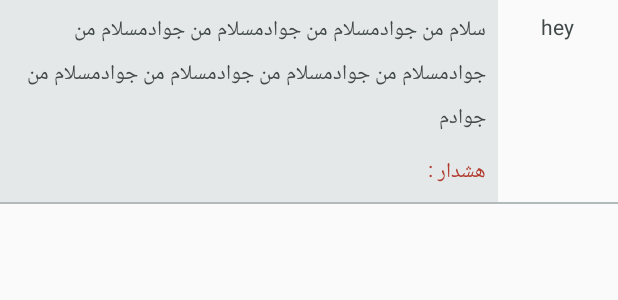
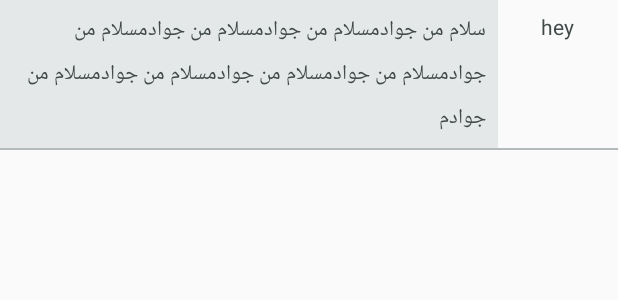
Before and after one commit to JavadSheikhsagha/cooker, an Android app: the layout howto_rv_adapter.xml on its own in the app's theme, with its tools: preview values and no code run, on a phone screen of 412 x 824 dp. Shown: the top 300 px of the screen. Run offline under Robolectric (Android 15) with nearby library versions, the phone set to English and light mode, and no system bars; network calls fail.

```diff
--- a/app/src/main/java/jvd/ir/cooker/DetailActivity/IngredientsAdapter.java
+++ b/app/src/main/java/jvd/ir/cooker/DetailActivity/IngredientsAdapter.java
@@ -41,9 +41,8 @@ public class IngredientsAdapter extends RecyclerView.Adapter<IngredientsAdapter.
         FoodIngredients food = ingredients.get(position);
 
         holder.txtTitle.setText(food.getIngTitle());
-        int amount = Integer.parseInt(food.getAmount());
-        amount = amount * number;
-        String newAmount = amount + " " + food.getUnit();
+
+        String newAmount = food.getAmount() + " " + food.getUnit();
         holder.txtAmount.setText(newAmount);
 
         if (position % 2 > 0) {
--- a/app/src/main/java/jvd/ir/cooker/DetailActivity/InstructionRvAdapter.java
+++ b/app/src/main/java/jvd/ir/cooker/DetailActivity/InstructionRvAdapter.java
@@ -41,15 +41,14 @@ public class InstructionRvAdapter extends RecyclerView.Adapter<InstructionRvAdap
         holder.txtDesc.setText(howTo.get(position).getTodo());
         if (!howTo.get(position).getWarn().equals("")){
             holder.txtWarning.setText("هشدار: "+ howTo.get(position).getWarn());
+            holder.txtWarning.setVisibility(View.VISIBLE);
             holder.imgWarn.setVisibility(View.VISIBLE);
         }
 
 
         if (position%2==0){
-
             holder.parentDesc.setBackgroundColor(ContextCompat.getColor(context,R.color.colorGrey100));
         } else {
-
             holder.parentDesc.setBackgroundColor(ContextCompat.getColor(context,R.color.colorGrey300));
         }
     }
--- a/app/src/main/java/jvd/ir/cooker/RoomDatabase/FoodIngredients/IngsRvAdapter.java
+++ b/app/src/main/java/jvd/ir/cooker/RoomDatabase/FoodIngredients/IngsRvAdapter.java
@@ -41,9 +41,7 @@ public class IngsRvAdapter extends RecyclerView.Adapter<IngsRvAdapter.IngsViewHo
         IngsModel2 food = ingredients.get(position);
 
         holder.txtTitle.setText(food.getTitle());
-        int amount = Integer.parseInt(food.getAmount());
-        amount = amount * number;
-        String newAmount = amount + " " + food.getUnit();
+        String newAmount = food.getAmount() + " " + food.getUnit();
         holder.txtAmount.setText(newAmount);
 
         if (position % 2 > 0) {
--- a/app/src/main/java/jvd/ir/cooker/RoomDetailActivity/RoomDetailActivity.java
+++ b/app/src/main/java/jvd/ir/cooker/RoomDetailActivity/RoomDetailActivity.java
@@ -158,7 +158,7 @@ public class RoomDetailActivity extends AppCompatActivity {
                 for (int i = 0; i < amountT; i++) {
                     ingsModel2s = IngsAppDatabase.getInstance(getApplicationContext()).ings().findByFoodID(FOOD_ID);
                 }
-                adapter = new IngsRvAdapter(getApplicationContext(), ingsModel2s, PEOPLE);
+                adapter = new IngsRvAdapter(getApplicationContext(), ingsModel2s,1);
                 rvIngredients.setAdapter(adapter);
 
             }
--- a/app/src/main/res/layout/activity_detail.xml
+++ b/app/src/main/res/layout/activity_detail.xml
@@ -9,7 +9,7 @@
 
     <com.google.android.material.appbar.AppBarLayout
         android:layout_width="match_parent"
-        android:layout_height="240dp">
+        android:layout_height="300dp">
 
         <com.google.android.material.appbar.CollapsingToolbarLayout
             android:id="@+id/appbarLayout"
--- a/app/src/main/res/layout/howto_rv_adapter.xml
+++ b/app/src/main/res/layout/howto_rv_adapter.xml
@@ -26,20 +26,19 @@
 
         <ImageView
             android:visibility="gone"
-            android:layout_width="24dp"
+            android:layout_width="20dp"
             android:layout_height="24dp"
             android:src="@drawable/ic_warning_black_24dp"
             android:layout_below="@id/txt_howTo_desc"
             android:layout_alignParentRight="true"
             android:id="@+id/img_howTo_warn"
             android:tint="@color/colorRedDark"
-            android:layout_marginLeft="8dp"
+            android:layout_marginLeft="4dp"
             android:layout_marginRight="8dp"
             android:layout_marginBottom="8dp"/>
 
         <TextView
-            android:layout_marginRight="8dp"
-            android:layout_alignParentRight="true"
+            android:visibility="gone"
             android:id="@+id/txt_howTo_warning"
             android:layout_width="wrap_content"
             android:layout_height="wrap_content"
```
Also changed, not shown: app/src/main/java/jvd/ir/cooker/DetailActivity/DetailActivity.java (+2 -7 lines), app/src/main/java/jvd/ir/cooker/MainActivity/MainActivity.java (+9 -0 lines).
